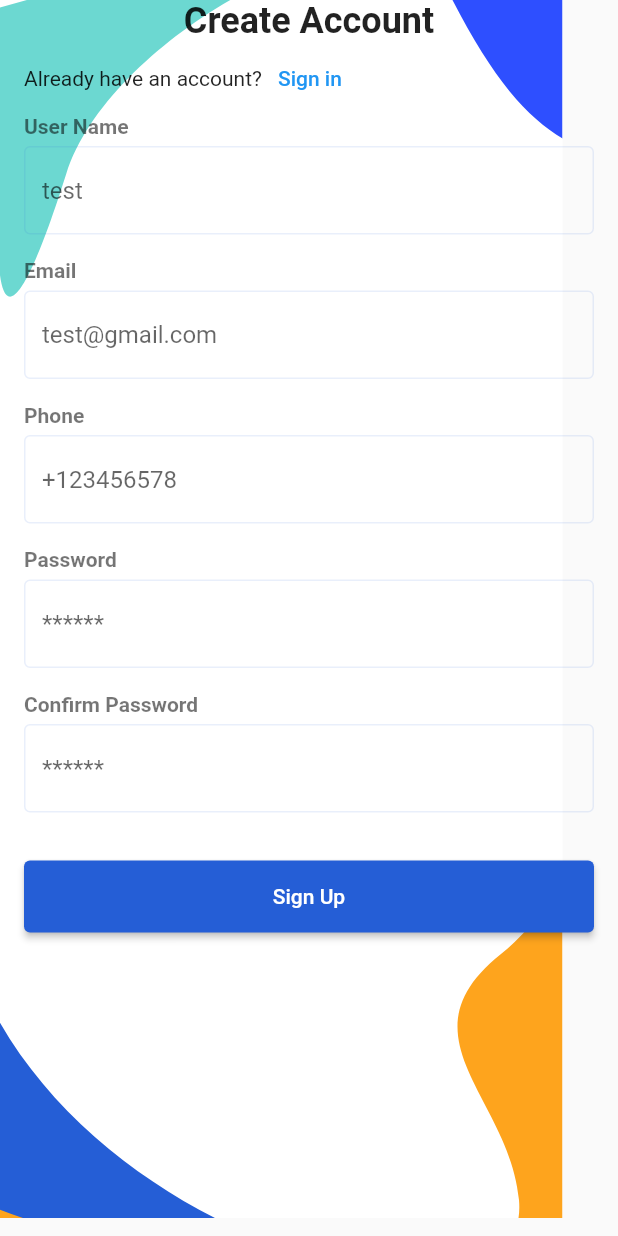
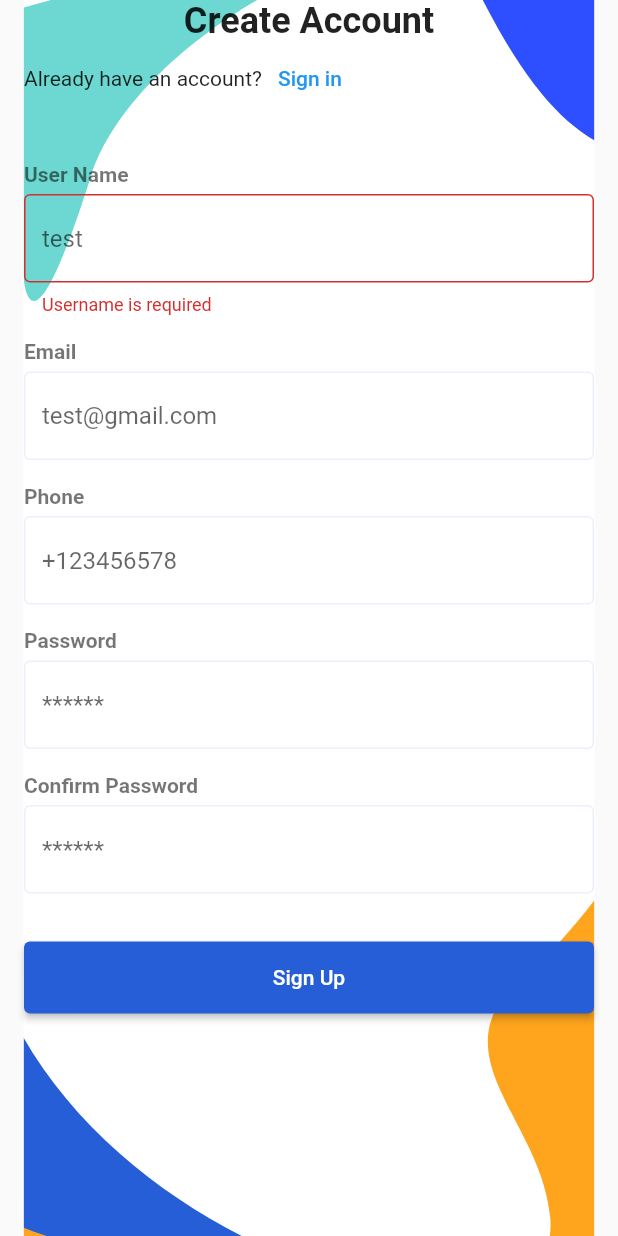
Before and after one commit to iamthejahid/mimic-of-flutter-way, a Flutter app: the SignUpPage screen opened directly, after a tap on "Sign Up", on a phone screen of 412 x 824 dp. Run offline on Flutter 3.47's test engine with Material 2 defaults, Android fonts, the light colour scheme and no system bars; our stand-ins replace flutter_svg, form_field_validator.

Commit message:
signup re structure

```diff
--- /dev/null
+++ b/docs_list/lib/components/sign_up_forms.dart
@@ -0,0 +1,66 @@
+import 'package:docs_list/components/text_field_named.dart';
+import 'package:docs_list/constants.dart';
+import 'package:flutter/material.dart';
+import 'package:form_field_validator/form_field_validator.dart';
+
+class SignUpForm extends StatelessWidget {
+  const SignUpForm({Key? key, required this.formKey}) : super(key: key);
+
+  final GlobalKey formKey;
+
+  @override
+  Widget build(BuildContext context) {
+    return Form(
+        key: formKey,
+        child: SingleChildScrollView(
+          child: Column(
+            crossAxisAlignment: CrossAxisAlignment.start,
+            children: [
+              const TextFieldNamed(
+                text: "User Name",
+              ),
+              TextFormField(
+                decoration: const InputDecoration(
+                  hintText: "test",
+                ),
+                validator: RequiredValidator(
+                  errorText: "Username is required",
+                ),
+              ),
+              const SizedBox(height: defaultPadding),
+              const TextFieldNamed(
+                text: "Email",
+              ),
+              TextFormField(
+                keyboardType: TextInputType.emailAddress,
+                decoration: const InputDecoration(hintText: "test@gmail.com "),
+              ),
+              const SizedBox(height: defaultPadding),
+              const TextFieldNamed(
+                text: "Phone",
+              ),
+              TextFormField(
+                keyboardType: TextInputType.phone,
+                decoration: const InputDecoration(hintText: "+123456578"),
+              ),
+              const SizedBox(height: defaultPadding),
+              const TextFieldNamed(
+                text: "Password",
+              ),
+              TextFormField(
+                obscureText: true,
+                decoration: const InputDecoration(hintText: "******"),
+              ),
+              const SizedBox(height: defaultPadding),
+              const TextFieldNamed(
+                text: "Confirm Password",
+              ),
+              TextFormField(
+                obscureText: true,
+                decoration: const InputDecoration(hintText: "******"),
+              )
+            ],
+          ),
+        ));
+  }
+}
--- /dev/null
+++ b/docs_list/lib/components/text_field_named.dart
@@ -0,0 +1,22 @@
+import 'package:docs_list/constants.dart';
+import 'package:flutter/material.dart';
+
+class TextFieldNamed extends StatelessWidget {
+  final String text;
+  const TextFieldNamed({
+    required this.text,
+    Key? key,
+  }) : super(key: key);
+
+  @override
+  Widget build(BuildContext context) {
+    return Padding(
+      padding: const EdgeInsets.only(bottom: defaultPadding / 3),
+      child: Text(
+        text,
+        style:
+            const TextStyle(fontWeight: FontWeight.w600, color: Colors.black54),
+      ),
+    );
+  }
+}
--- a/docs_list/lib/signup_page.dart
+++ b/docs_list/lib/signup_page.dart
@@ -1,18 +1,25 @@
+import 'package:flutter/material.dart';
 import 'package:docs_list/constants.dart';
-import 'package:flutter/material.dart';
 import 'package:flutter_svg/flutter_svg.dart';
+import 'package:docs_list/components/sign_up_forms.dart';
 
 class SignUpPage extends StatelessWidget {
-  const SignUpPage({Key? key}) : super(key: key);
+  final _formKey = GlobalKey<FormState>();
+
+  SignUpPage({Key? key}) : super(key: key);
 
   @override
   Widget build(BuildContext context) {
     return Scaffold(
+      resizeToAvoidBottomInset: false,
       body: Stack(
+        fit: StackFit.expand,
         children: [
-          SvgPicture.asset("assets/icons/Sign_Up_bg.svg"),
-          SafeArea(
-              child: SingleChildScrollView(
+          SvgPicture.asset(
+            "assets/icons/Sign_Up_bg.svg",
+            height: MediaQuery.of(context).size.height,
+          ),
+          SingleChildScrollView(
             padding: const EdgeInsets.symmetric(horizontal: defaultPadding),
             child: Column(
               children: [
@@ -29,96 +36,28 @@ class SignUpPage extends StatelessWidget {
                     TextButton(onPressed: () {}, child: const Text("Sign in"))
                   ],
                 ),
-                const SignUpForm()
+                const SizedBox(height: defaultPadding),
+                const SizedBox(height: defaultPadding),
+                SignUpForm(
+                  formKey: _formKey,
+                ),
+                const SizedBox(height: defaultPadding * 2),
+                SizedBox(
+                  width: double.infinity,
+                  child: ElevatedButton(
+                    onPressed: () {
+                      if (_formKey.currentState!.validate()) {
+                        print('Its working');
+                      }
+                    },
+                    child: const Text('Sign Up'),
+                  ),
+                )
               ],
             ),
-          )),
+          ),
         ],
       ),
     );
   }
 }
-
-class SignUpForm extends StatelessWidget {
-  const SignUpForm({
-    Key? key,
-  }) : super(key: key);
-
-  @override
-  Widget build(BuildContext context) {
-    return Form(
-        child: SingleChildScrollView(
-      child: Column(
-        crossAxisAlignment: CrossAxisAlignment.start,
-        children: [
-          const TextFieldNamed(
-            text: "User Name",
-          ),
-          TextFormField(
-            decoration: const InputDecoration(hintText: "test"),
-          ),
-          const SizedBox(height: defaultPadding),
-          const TextFieldNamed(
-            text: "Email",
-          ),
-          TextFormField(
-            keyboardType: TextInputType.emailAddress,
-            decoration: const InputDecoration(hintText: "test@gmail.com "),
-          ),
-          const SizedBox(height: defaultPadding),
-          const TextFieldNamed(
-            text: "Phone",
-          ),
-          TextFormField(
-            keyboardType: TextInputType.phone,
-            decoration: const InputDecoration(hintText: "+123456578"),
-          ),
-          const SizedBox(height: defaultPadding),
-          const TextFieldNamed(
-            text: "Password",
-          ),
-          TextFormField(
-            obscureText: true,
-            decoration: const InputDecoration(hintText: "******"),
-          ),
-          const SizedBox(height: defaultPadding),
-          const TextFieldNamed(
-            text: "Confirm Password",
-          ),
-          TextFormField(
-            obscureText: true,
-            decoration: const InputDecoration(hintText: "******"),
-          ),
-          const SizedBox(height: defaultPadding * 2),
-          SizedBox(
-            width: double.infinity,
-            child: ElevatedButton(
-              onPressed: () {},
-              child: const Text('Sign Up'),
-            ),
-          )
-        ],
-      ),
-    ));
-  }
-}
-
-class TextFieldNamed extends StatelessWidget {
-  final String text;
-  const TextFieldNamed({
-    required this.text,
-    Key? key,
-  }) : super(key: key);
-
-  @override
-  Widget build(BuildContext context) {
-    return Padding(
-      padding: const EdgeInsets.only(bottom: defaultPadding / 3),
-      child: Text(
-        text,
-        style:
-            const TextStyle(fontWeight: FontWeight.w600, color: Colors.black54),
-      ),
-    );
-  }
-}
```
